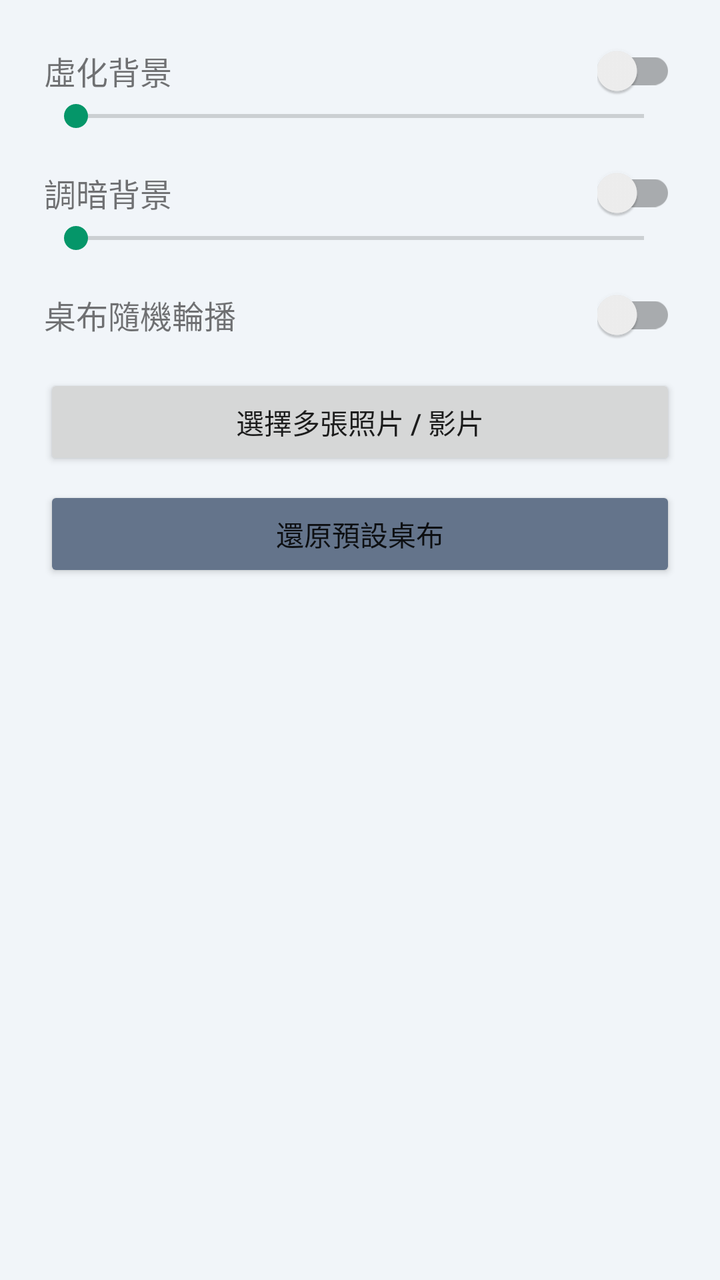
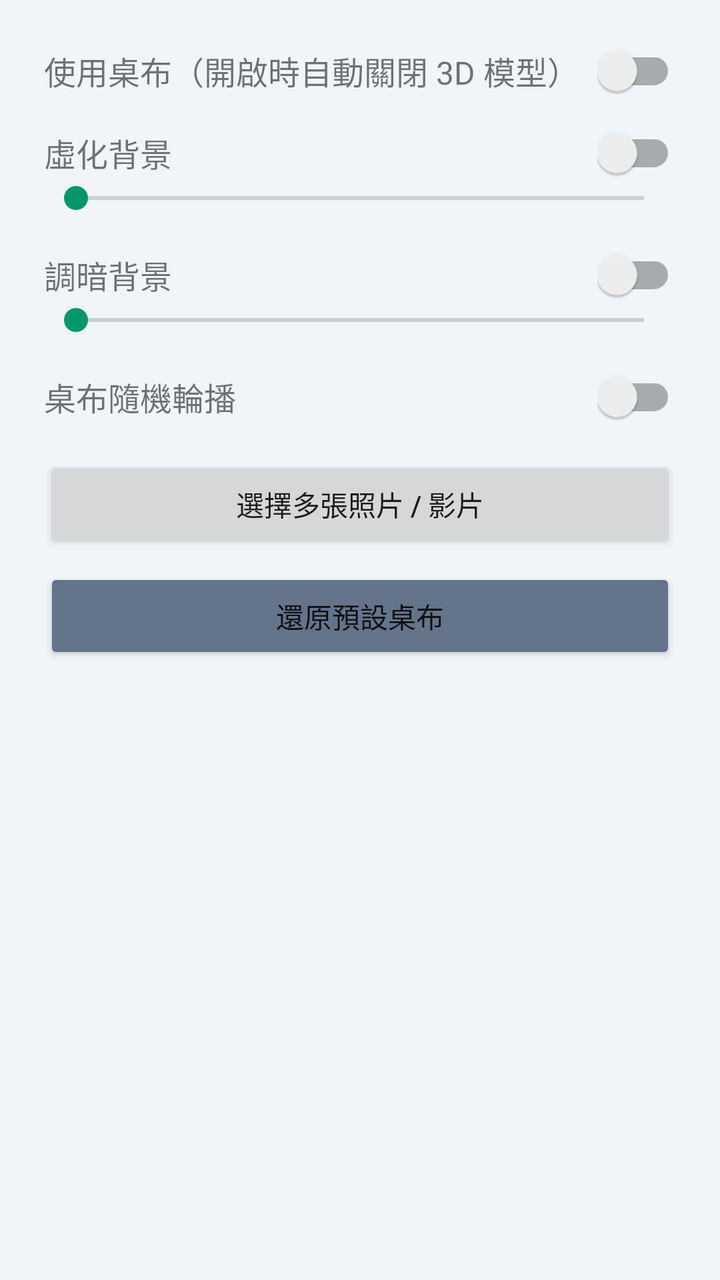

Before-and-after screenshots of an Android layout around one commit, followed by the original layout XML and the change that was made.
<!-- AndroidManifest.xml: application theme Theme.Launcher -->
<!-- res/layout/dialog_effects.xml -->
<?xml version="1.0" encoding="utf-8"?>
<LinearLayout xmlns:android="http://schemas.android.com/apk/res/android"
    android:layout_width="match_parent" android:layout_height="wrap_content"
    android:orientation="vertical" android:padding="22dp">

    <LinearLayout
        android:layout_width="match_parent" android:layout_height="wrap_content"
        android:gravity="center_vertical" android:orientation="horizontal">
        <TextView
            android:layout_width="0dp" android:layout_height="wrap_content"
            android:layout_weight="1" android:text="虛化背景" android:textSize="16sp" />
        <androidx.appcompat.widget.SwitchCompat android:id="@+id/swBlur"
            android:layout_width="wrap_content" android:layout_height="wrap_content" />
    </LinearLayout>
    <SeekBar android:id="@+id/sbBlur"
        android:layout_width="match_parent" android:layout_height="wrap_content"
        android:max="100" />
    <TextView android:id="@+id/note"
        android:layout_width="match_parent" android:layout_height="wrap_content"
        android:text="此系統版本的影片桌布不支援虛化(需 Android 12 以上),圖片桌布不受影響。"
        android:textSize="12sp" android:visibility="gone" />

    <LinearLayout
        android:layout_width="match_parent" android:layout_height="wrap_content"
        android:layout_marginTop="16dp" android:gravity="center_vertical"
        android:orientation="horizontal">
        <TextView
            android:layout_width="0dp" android:layout_height="wrap_content"
            android:layout_weight="1" android:text="調暗背景" android:textSize="16sp" />
        <androidx.appcompat.widget.SwitchCompat android:id="@+id/swDim"
            android:layout_width="wrap_content" android:layout_height="wrap_content" />
    </LinearLayout>
    <SeekBar android:id="@+id/sbDim"
        android:layout_width="match_parent" android:layout_height="wrap_content"
        android:max="100" />

    <LinearLayout
        android:layout_width="match_parent" android:layout_height="wrap_content"
        android:layout_marginTop="16dp" android:gravity="center_vertical"
        android:orientation="horizontal">
        <TextView
            android:layout_width="0dp" android:layout_height="wrap_content"
            android:layout_weight="1" android:text="桌布隨機輪播" android:textSize="16sp" />
        <androidx.appcompat.widget.SwitchCompat android:id="@+id/swRandom"
            android:layout_width="wrap_content" android:layout_height="wrap_content" />
    </LinearLayout>

    <Button
        android:id="@+id/btnPickWallpaper"
        android:layout_width="match_parent" android:layout_height="wrap_content"
        android:layout_marginTop="16dp" android:text="選擇多張照片 / 影片" />

    <Button
        android:id="@+id/btnResetWallpaper"
        android:layout_width="match_parent" android:layout_height="wrap_content"
        android:layout_marginTop="8dp" android:text="還原預設桌布"
        android:backgroundTint="#64748B" />

</LinearLayout>
<!-- resources referenced by this layout -->
<resources>
  <style name="Theme.Launcher" parent="Theme.AppCompat.DayNight.NoActionBar">
          <item name="android:windowBackground">@color/bg</item>
          <item name="android:statusBarColor">@color/bg</item>
          <item name="android:navigationBarColor">@color/bg</item>
          <item name="colorAccent">@color/accent</item>
      </style>
  <color name="bg">#F1F5F9</color>
  <color name="accent">#059669</color>
</resources>

<!-- the commit's change to res/layout/dialog_effects.xml (unified diff, before → after) -->
@@ -2,6 +2,17 @@
 <LinearLayout xmlns:android="http://schemas.android.com/apk/res/android"
     android:layout_width="match_parent" android:layout_height="wrap_content"
     android:orientation="vertical" android:padding="22dp">
+
+    <LinearLayout
+        android:layout_width="match_parent" android:layout_height="wrap_content"
+        android:layout_marginBottom="14dp"
+        android:gravity="center_vertical" android:orientation="horizontal">
+        <TextView
+            android:layout_width="0dp" android:layout_height="wrap_content"
+            android:layout_weight="1" android:text="使用桌布（開啟時自動關閉 3D 模型）" android:textSize="16sp" />
+        <androidx.appcompat.widget.SwitchCompat android:id="@+id/swWallpaperOn"
+            android:layout_width="wrap_content" android:layout_height="wrap_content" />
+    </LinearLayout>
 
     <LinearLayout
         android:layout_width="match_parent" android:layout_height="wrap_content"
